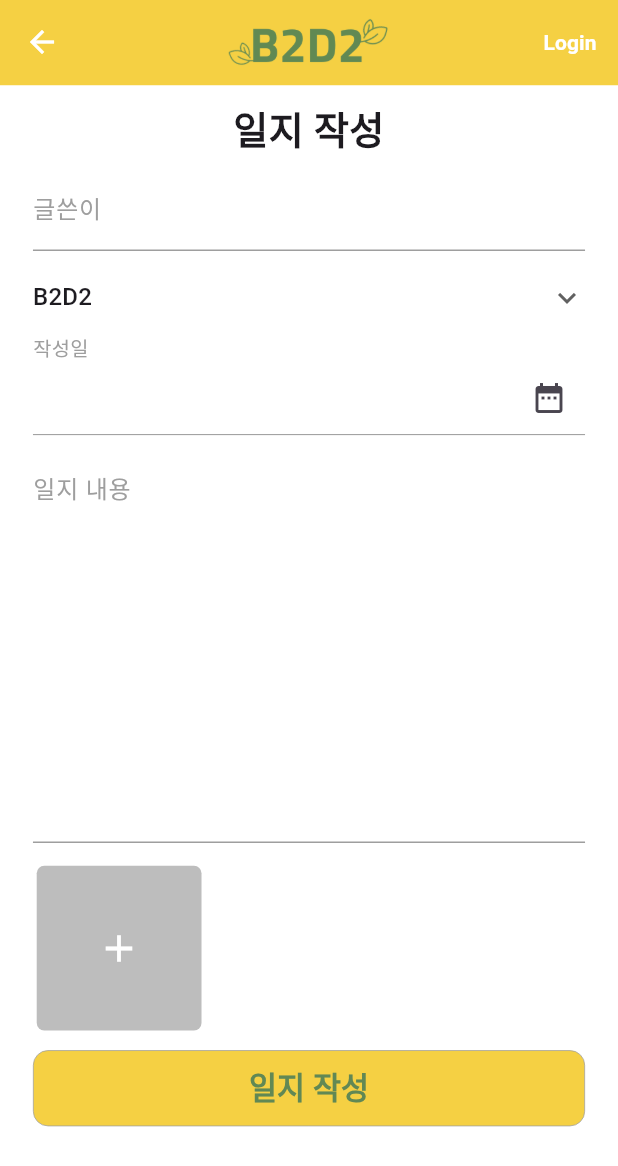
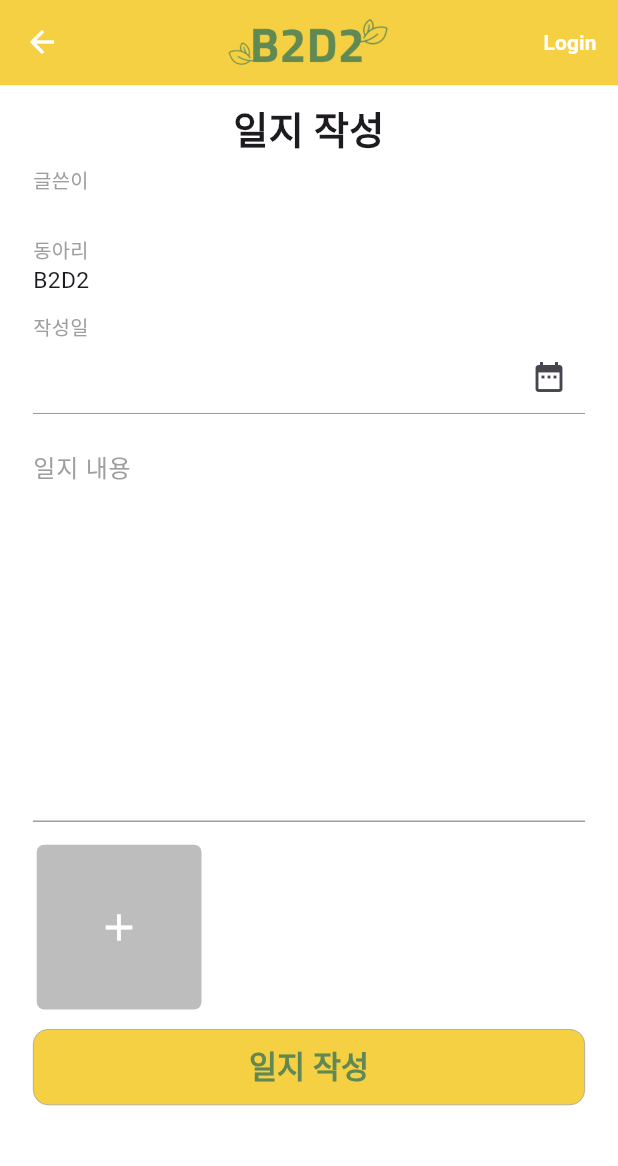
Before and after one commit to dahyeon-da/B2D2, a Flutter app: the Feedwritepage screen opened directly with empty values, after a tap on "일지 작성", on a phone screen of 412 x 824 dp. Shown: the top 1166 px of the screen. Run offline on Flutter 3.47's test engine with Material 3 defaults, Android fonts, the phone set to English and light mode, and no system bars; our stand-ins replace dio, expandable_text, flutter_screenutil, flutter_secure_storage, get, get_storage and 2 more; accounts and stored records are empty; network calls fail; statements that could not run were skipped.

Commit message:
feat: 글 작성시 이름, 동아리 변경 불가능

```diff
--- a/frontend_project/lib/src/screen/auth/login.dart
+++ b/frontend_project/lib/src/screen/auth/login.dart
@@ -49,8 +49,8 @@ class _LoginState extends State<Login> {
             Feedmodel(results['memberName'], results['memberGroup']);
         // 로그인 성공 시 피드 작성 페이지로 이동
         widget.isWrite
-            ? Get.to(Feedwritepage(userInformation: userInformation))
-            : Get.to(Feedpage());
+            ? Get.offAll(() => Feedwritepage(userInformation: userInformation))
+            : Get.offAll(() => Feedpage());
       }
     } catch (e) {
       print("Error: $e");
--- a/frontend_project/lib/src/screen/tapbarPage/feedWritePage.dart
+++ b/frontend_project/lib/src/screen/tapbarPage/feedWritePage.dart
@@ -2,6 +2,7 @@ import 'dart:io';
 
 import 'package:flutter/material.dart';
 import 'package:flutter_screenutil/flutter_screenutil.dart';
+import 'package:flutter_secure_storage/flutter_secure_storage.dart';
 import 'package:frontend_project/src/connect/feed_connect.dart';
 import 'package:frontend_project/src/connect/image_connect.dart';
 import 'package:frontend_project/src/model/feedModel.dart';
@@ -21,15 +22,30 @@ class Feedwritepage extends StatefulWidget {
 }
 
 class _FeedwritepageState extends State<Feedwritepage> {
+  final storage = new FlutterSecureStorage();
   late String _selectedGroup;
+  late String _memberName;
 
   @override
   void initState() {
     super.initState();
+    _getData();
+  }
+
+  Future<void> _getData() async {
     if (widget.userInformation.memberGroup == '') {
-      _selectedGroup = 'B2D2';
+      String? memberGroup = await storage.read(key: 'memberGroup');
+      String? memberName = await storage.read(key: 'memberName');
+
+      setState(() {
+        _selectedGroup = memberGroup ?? 'B2D2';
+        _memberName = memberName ?? '';
+      });
     } else {
-      _selectedGroup = widget.userInformation.memberGroup;
+      setState(() {
+        _selectedGroup = widget.userInformation.memberGroup;
+        _memberName = widget.userInformation.memberName;
+      });
     }
   }
 
@@ -37,9 +53,7 @@ class _FeedwritepageState extends State<Feedwritepage> {
   final imageConnect = Get.put(ImageConnect());
 
   // 피드작성 시 필요한 formkey, 텍스트 입력시 입력한 글쓴이, 동아리명, 작성날짜, 작성내용, 이미지 파악을 위한 controller 변수 생성
-  TextEditingController _nameController = TextEditingController();
   final TextEditingController _contentController = TextEditingController();
-  List<String> _groupList = ['B2D2', '지킴이', '달리', 'B.S.A.S', '그린웨일'];
 
   late Map<String, dynamic> feedResult;
   late Map<String, dynamic> imageResult;
@@ -65,11 +79,10 @@ class _FeedwritepageState extends State<Feedwritepage> {
   // 일지 작성 버튼을 누를 때 동작할 함수
   _submitForm() async {
     final String contentText = _contentController.text;
-    final String nameText = _nameController.text;
     String boardDate = DateFormat('yyyy-MM-dd').format(DateTime.now().toUtc());
 
     feedResult = await feedConnect.sendFeedWrite(
-        nameText, _selectedGroup, boardDate, contentText);
+        _memberName, _selectedGroup, boardDate, contentText);
 
     imageResult =
         await imageConnect.uploadImage(feedResult['boardNum'], _selectedImages);
@@ -78,7 +91,7 @@ class _FeedwritepageState extends State<Feedwritepage> {
         feedResult.isNotEmpty &&
         imageResult != null &&
         imageResult.isNotEmpty) {
-      Get.to(Feedpage());
+      Get.offAll(Feedpage());
     }
   }
 
@@ -104,56 +117,37 @@ class _FeedwritepageState extends State<Feedwritepage> {
             ),
           ),
           SizedBox(height: 5.h),
-          // 글쓴이 입력창
+          // 글쓴이 텍스트 => 수정 불가
           Container(
-            margin: EdgeInsets.fromLTRB(20.w, 0, 20.w, 7.h),
-            child: TextFormField(
-              controller: _nameController,
-              decoration: InputDecoration(
-                labelText: '글쓴이',
-                prefixText: widget.userInformation.memberName,
-                labelStyle: TextStyle(color: Colors.grey),
-                focusedBorder: UnderlineInputBorder(
-                  borderSide: BorderSide(color: Colors.grey),
-                ),
-                enabledBorder: UnderlineInputBorder(
-                  borderSide: BorderSide(
-                    color: Colors.grey,
+              margin: EdgeInsets.fromLTRB(20.w, 0, 20.w, 7.h),
+              child: Column(
+                crossAxisAlignment: CrossAxisAlignment.start,
+                children: [
+                  Text('글쓴이',
+                      style: TextStyle(fontSize: 13.sp, color: Colors.grey)),
+                  Text(
+                    _memberName,
+                    style: TextStyle(fontSize: 15.sp),
                   ),
-                ),
-              ),
-            ),
-          ),
+                ],
+              )),
+          // 동아리 텍스트 => 선택 불가
           Container(
-            margin: EdgeInsets.only(left: 20.w, right: 20.w),
-            child: DropdownButton(
-                itemHeight: 48.0,
-                underline: SizedBox.shrink(),
-                icon: Icon(Icons.keyboard_arrow_down),
-                isExpanded: true,
-                alignment: Alignment.centerLeft,
-                focusColor: Colors.white,
-                dropdownColor: Colors.white,
-                value: _selectedGroup,
-                items: _groupList.map(
-                  (value) {
-                    return DropdownMenuItem(
-                      value: value,
-                      child: Text(
-                        value,
-                      ),
-                    );
-                  },
-                ).toList(),
-                onChanged: (value) {
-                  setState(() {
-                    _selectedGroup = value!;
-                  });
-                }),
-          ),
+              margin: EdgeInsets.only(left: 20.w, right: 20.w),
+              child: Column(
+                crossAxisAlignment: CrossAxisAlignment.start,
+                children: [
+                  Text('동아리',
+                      style: TextStyle(fontSize: 13.sp, color: Colors.grey)),
+                  Text(
+                    _selectedGroup,
+                    style: TextStyle(fontSize: 15.sp),
+                  ),
+                ],
+              )),
           // 작성일 입력창
           Container(
-            margin: EdgeInsets.fromLTRB(20.w, 0, 20.w, 0),
+            margin: EdgeInsets.fromLTRB(20.w, 10.h, 20.w, 0),
             decoration: BoxDecoration(
                 border:
                     Border(bottom: BorderSide(width: 0.7, color: Colors.grey))),
```
